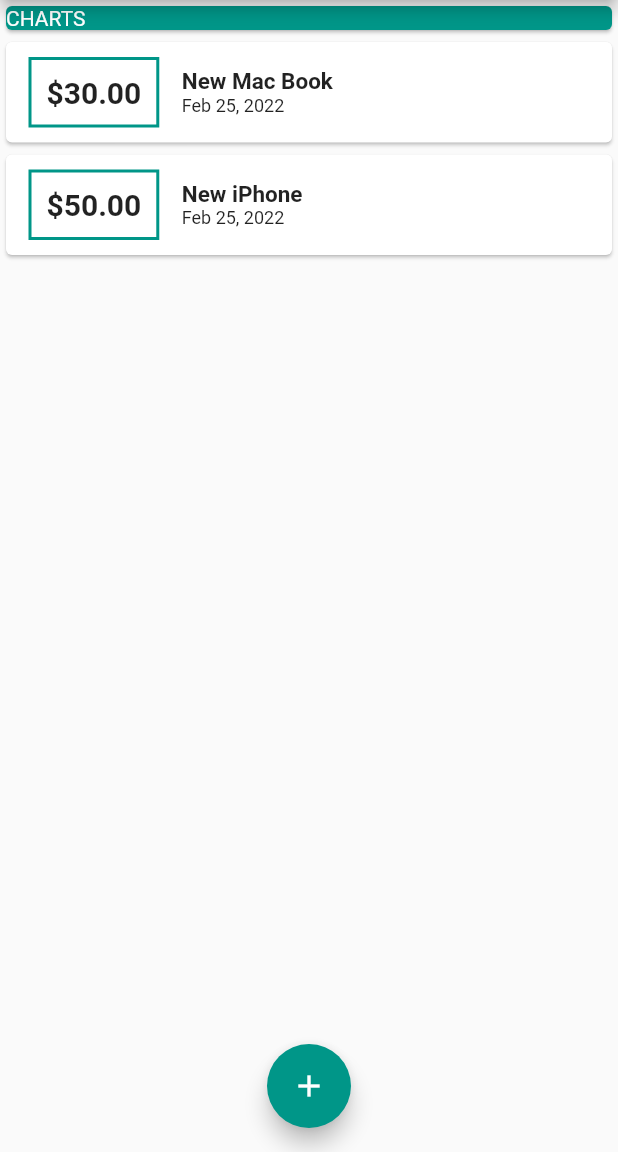
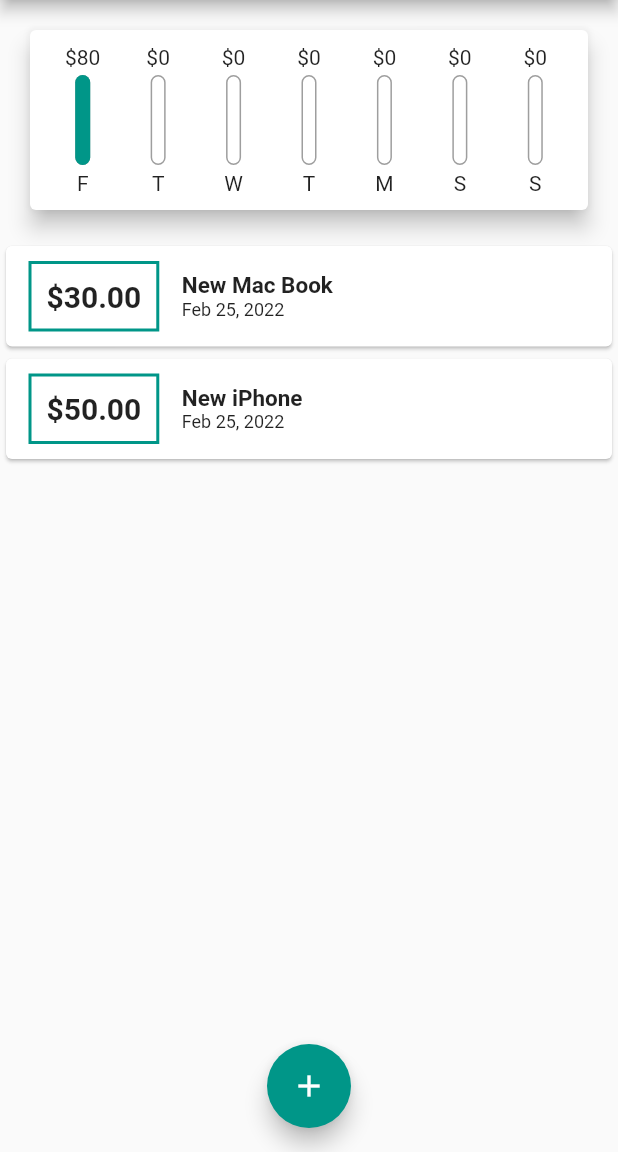
Before and after one commit to famousfishi/planner_world, a Flutter app: the screen it shows after launch, on a phone screen of 412 x 824 dp, the part 84-1236 px from its top. Run offline on Flutter 3.47's test engine with Material 2 defaults, Android fonts, the phone set to English and light mode, and no system bars.

Commit message:
added chart bars and visual data

```diff
--- a/lib/main.dart
+++ b/lib/main.dart
@@ -2,6 +2,7 @@ import 'package:flutter/material.dart';
 import './widgets/new_transaction.dart';
 import './widgets/transaction_list.dart';
 import './models/transaction.dart';
+import 'widgets/chart.dart';
 
 void main() {
   runApp(MyApp());
@@ -33,6 +34,12 @@ class _HomePageState extends State<HomePage> {
     Transaction(
         id: 't2', amount: 50.00, date: DateTime.now(), title: 'New iPhone'),
   ];
+
+  List<Transaction> get _recentTransactions {
+    return _transactions.where((tx) {
+      return tx.date.isAfter(DateTime.now().subtract(const Duration(days: 7)));
+    }).toList();
+  }
 
   void _addNewTransaction(String transactionTitle, double transactionAmount) {
     final newTransaction = Transaction(
@@ -68,13 +75,7 @@ class _HomePageState extends State<HomePage> {
             SizedBox(
               width: double.infinity,
               // ignore: prefer_const_constructors
-              child: Card(
-                color: Theme.of(context).primaryColor,
-                child: const Text(
-                  'CHARTS',
-                  style: TextStyle(color: Colors.white),
-                ),
-              ),
+              child: Chart(_recentTransactions),
             ),
             TransactionList(transactionList: _transactions)
           ],
--- /dev/null
+++ b/lib/widgets/chart.dart
@@ -0,0 +1,66 @@
+import 'package:flutter/material.dart';
+import 'package:intl/intl.dart';
+import 'package:my_personal_planner/models/transaction.dart';
+import 'package:my_personal_planner/widgets/chart_bar.dart';
+
+class Chart extends StatelessWidget {
+  final List<Transaction> recentTransactions;
+
+  // ignore: use_key_in_widget_constructors, prefer_const_constructors_in_immutables
+  Chart(this.recentTransactions);
+
+  //generate 7 bars using the getter and return it in a List<Map<String,Object>>
+
+  List<Map<String, Object>> get groupedTransactionData {
+    return List.generate(7, (index) {
+      final weekDay = DateTime.now().subtract(Duration(days: index));
+      double totalSum = 0.0;
+
+      for (var i = 0; i < recentTransactions.length; i++) {
+        if (recentTransactions[i].date.day == weekDay.day &&
+            recentTransactions[i].date.month == weekDay.month &&
+            recentTransactions[i].date.year == weekDay.year) {
+          totalSum += recentTransactions[i].amount;
+        }
+      }
+      return {
+        'day': DateFormat.E().format(weekDay).substring(0, 1),
+        'amount': totalSum
+      };
+    });
+  }
+
+  double get totalSpending {
+    return groupedTransactionData.fold(0.0, (sum, item) {
+      return sum + (item['amount'] as double);
+    });
+  }
+
+  @override
+  Widget build(BuildContext context) {
+    return Card(
+      elevation: 6,
+      margin: const EdgeInsets.all(20.0),
+      child: SizedBox(
+        width: 300,
+        child: Padding(
+          padding: const EdgeInsets.all(10.0),
+          child: Row(
+            mainAxisAlignment: MainAxisAlignment.spaceEvenly,
+            children: groupedTransactionData.map((data) {
+              return Flexible(
+                fit: FlexFit.tight,
+                child: ChartBar(
+                    data['day'] as dynamic,
+                    data['amount'] as double,
+                    totalSpending == 0.0
+                        ? 0.0
+                        : (data['amount'] as double) / totalSpending),
+              );
+            }).toList(),
+          ),
+        ),
+      ),
+    );
+  }
+}
--- /dev/null
+++ b/lib/widgets/chart_bar.dart
@@ -0,0 +1,47 @@
+import 'package:flutter/material.dart';
+
+class ChartBar extends StatelessWidget {
+  final String label;
+  final double spendingAmount;
+  final double spendingPercentageOfTotal;
+
+  // ignore: prefer_const_constructors_in_immutables, use_key_in_widget_constructors
+  ChartBar(this.label, this.spendingAmount, this.spendingPercentageOfTotal);
+
+  @override
+  Widget build(BuildContext context) {
+    return Column(
+      children: [
+        Text('\$${spendingAmount.toStringAsFixed(0)}'),
+        const SizedBox(
+          height: 4.0,
+        ),
+        SizedBox(
+          height: 60,
+          width: 10,
+          child: Stack(
+            children: [
+              Container(
+                decoration: BoxDecoration(
+                    borderRadius: BorderRadius.circular(20),
+                    border: Border.all(color: Colors.grey, width: 1.0)),
+              ),
+              FractionallySizedBox(
+                heightFactor: spendingPercentageOfTotal,
+                child: Container(
+                  decoration: BoxDecoration(
+                      color: Theme.of(context).primaryColor,
+                      borderRadius: BorderRadius.circular(10)),
+                ),
+              )
+            ],
+          ),
+        ),
+        const SizedBox(
+          height: 4.0,
+        ),
+        Text(label)
+      ],
+    );
+  }
+}
--- a/lib/widgets/new_transaction.dart
+++ b/lib/widgets/new_transaction.dart
@@ -5,6 +5,7 @@ class NewTransaction extends StatefulWidget {
 
   // final Function voidCallbackUse;
 
+  // ignore: use_key_in_widget_constructors, prefer_const_constructors_in_immutables
   NewTransaction({required this.addNewTransaction});
 
   @override
@@ -43,7 +44,7 @@ class _NewTransactionState extends State<NewTransaction> {
                 onPressed: submitData,
                 child: const Text(
                   'Add Transaction',
-                  style: TextStyle(color: Colors.purple),
+                  style: TextStyle(color: Colors.teal),
                 )),
             // TextButton(
             //     onPressed: () {
--- a/lib/widgets/transaction_list.dart
+++ b/lib/widgets/transaction_list.dart
@@ -5,13 +5,31 @@ import 'package:my_personal_planner/models/transaction.dart';
 class TransactionList extends StatelessWidget {
   final List<Transaction> transactionList;
 
+  // ignore: prefer_const_constructors_in_immutables, use_key_in_widget_constructors
   TransactionList({required this.transactionList});
 
   @override
   Widget build(BuildContext context) {
     return SizedBox(
         height: 300,
-        child: ListView.builder(
+        child: transactionList.isEmpty
+            ? Column(
+                children: [
+                  Text(
+                    'No Transactions added yet',
+                    style: Theme.of(context).textTheme.bodyText1,
+                  ),
+                  const SizedBox(height: 30.0),
+                  SizedBox(
+                    height: 250,
+                    child: Image.asset(
+                      'assets/images/hourglass.jpg',
+                      fit: BoxFit.cover,
+                    ),
+                  ),
+                ],
+              )
+            : ListView.builder(
                 itemBuilder: (ctx, index) {
                   return Card(
                     child: Row(
@@ -21,7 +39,8 @@ class TransactionList extends StatelessWidget {
                               vertical: 10, horizontal: 15),
                           decoration: BoxDecoration(
                               border: Border.all(
-                            color: Theme.of(context).primaryColor, width: 2.0)),
+                                  color: Theme.of(context).primaryColor,
+                                  width: 2.0)),
                           padding: const EdgeInsets.all(10.0),
                           child: Text(
                             '\$${transactionList[index].amount.toStringAsFixed(2)}',
@@ -41,7 +60,8 @@ class TransactionList extends StatelessWidget {
                                   fontSize: 15, fontWeight: FontWeight.bold),
                             ),
                             Text(
-                        DateFormat.yMMMd().format(transactionList[index].date),
+                              DateFormat.yMMMd()
+                                  .format(transactionList[index].date),
                               style: const TextStyle(
                                   // color: Colors.grey
                                   fontSize: 12.0),
--- a/pubspec.yaml
+++ b/pubspec.yaml
@@ -59,8 +59,8 @@ flutter:
   uses-material-design: true
 
   # To add assets to your application, add an assets section, like this:
-  # assets:
-  #   - images/a_dot_burr.jpeg
+  assets:
+    - assets/images/hourglass.jpg
   #   - images/a_dot_ham.jpeg
 
   # An image asset can refer to one or more resolution-specific "variants", see
```
Also changed, not shown: 1 other file. Lines whose indentation alone changed are shown as unchanged.
